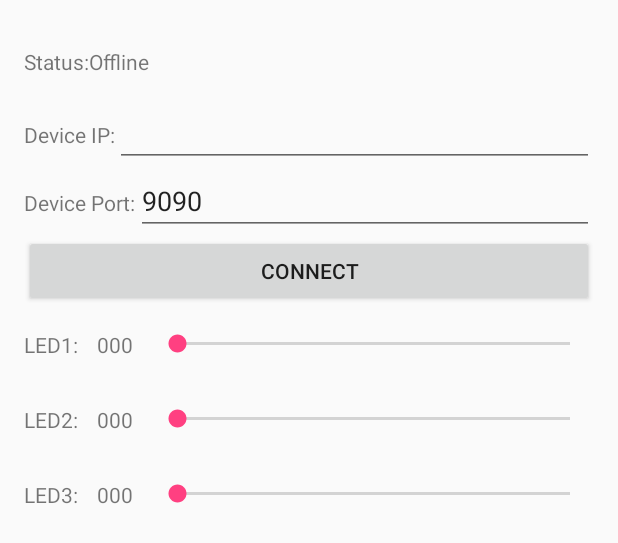
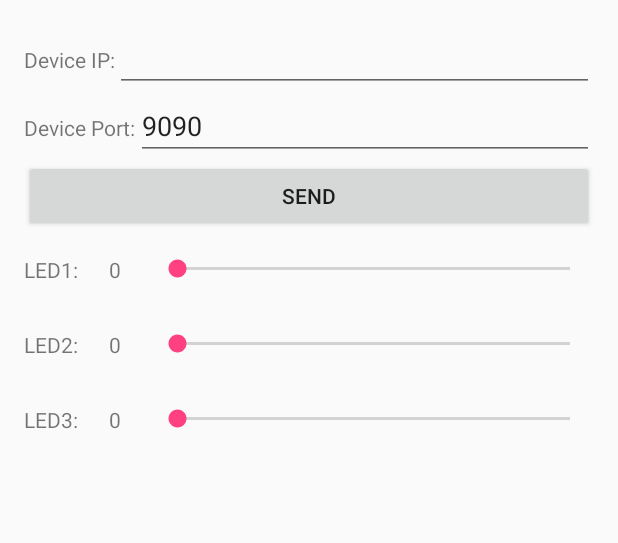
Before and after one commit to runchip/LedController, an Android app: the layout activity_main.xml on its own in the app's theme, with its tools: preview values and no code run, on a phone screen of 412 x 824 dp. Shown: the top 543 px of the screen. Run offline under Robolectric (Android 15) with nearby library versions, the phone set to English and light mode, and no system bars.

Commit message:
fix network permission denied and other issues
1. fix network permission denied
2. fix NetworkInMainThread exception
3. refactor UI and related codes

```diff
--- a/app/src/main/AndroidManifest.xml
+++ b/app/src/main/AndroidManifest.xml
@@ -2,6 +2,7 @@
 <manifest xmlns:android="http://schemas.android.com/apk/res/android"
     package="org.runchip.ledcontroller">
 
+    <uses-permission android:name="android.permission.INTERNET" />
     <uses-permission android:name="android.permission.ACCESS_WIFI_STATE" />
     <application
         android:allowBackup="true"
--- a/app/src/main/res/layout/activity_main.xml
+++ b/app/src/main/res/layout/activity_main.xml
@@ -15,28 +15,6 @@
         android:layout_height="match_parent"
         android:orientation="vertical"
         >
-
-        <LinearLayout
-            android:layout_width="match_parent"
-            android:layout_height="50dp"
-            android:gravity="center_vertical"
-            android:orientation="horizontal"
-            >
-
-            <TextView
-                android:id="@+id/text_status_key"
-                android:layout_width="wrap_content"
-                android:layout_height="wrap_content"
-                android:text="Status:"
-                />
-            <TextView
-                android:id="@+id/text_status_value"
-                android:layout_width="wrap_content"
-                android:layout_height="wrap_content"
-                android:text="Offline"
-                />
-
-        </LinearLayout>
 
         <LinearLayout
             android:layout_width="match_parent"
@@ -82,10 +60,10 @@
             android:orientation="horizontal"
             >
             <Button
-                android:id="@+id/button_connect"
+                android:id="@+id/button_send"
                 android:layout_width="match_parent"
                 android:layout_height="wrap_content"
-                android:text="Connect"
+                android:text="Send"
                 />
 
         </LinearLayout>
@@ -104,7 +82,7 @@
                 android:layout_width="50dp"
                 android:layout_height="match_parent"
                 android:gravity="center"
-                android:text="000"
+                android:text="0"
                 />
             <SeekBar
                 android:id="@+id/seek_led1"
@@ -126,7 +104,7 @@
                 android:layout_width="50dp"
                 android:layout_height="match_parent"
                 android:gravity="center"
-                android:text="000"
+                android:text="0"
                 />
             <SeekBar
                 android:id="@+id/seek_led2"
@@ -148,7 +126,7 @@
                 android:layout_width="50dp"
                 android:layout_height="match_parent"
                 android:gravity="center"
-                android:text="000"
+                android:text="0"
                 />
             <SeekBar
                 android:id="@+id/seek_led3"
```
Also changed, not shown: app/src/main/java/org/runchip/ledcontroller/MainActivity.java (+94 -46 lines).
